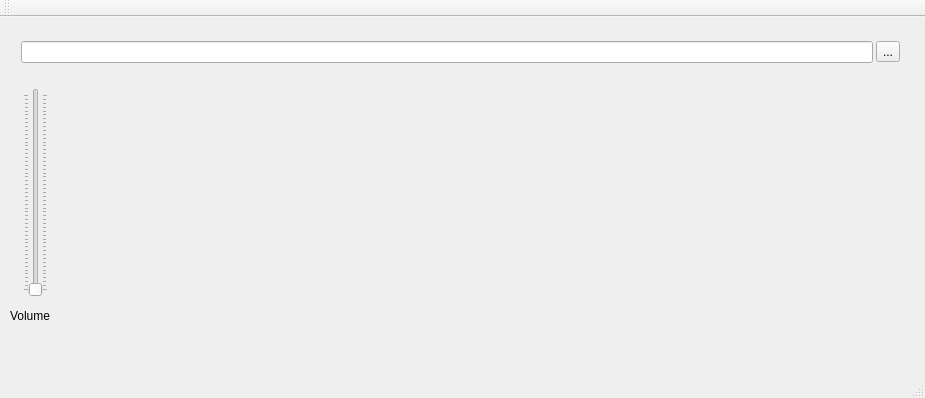
The window that mainwindow.ui (jose1209/DSP_Proyect) describes before a commit, drawn with Qt 5.
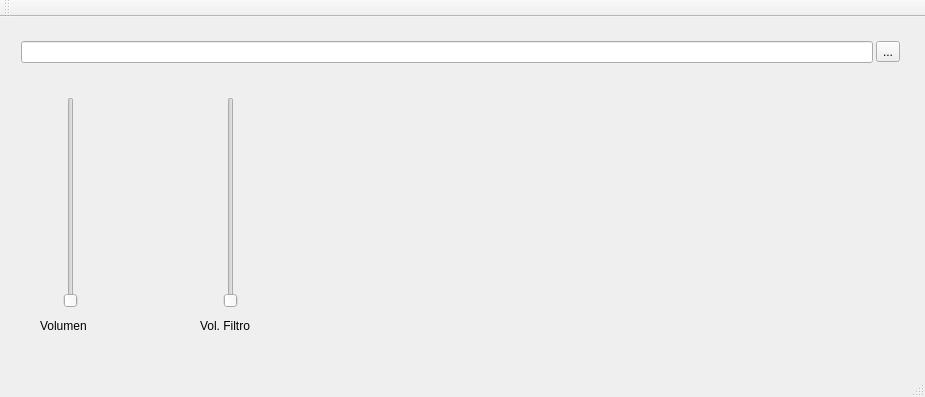
The same window after the commit.

Diff of the .ui file:
```diff
--- a/mainwindow.ui
+++ b/mainwindow.ui
@@ -7,7 +7,7 @@
     <x>0</x>
     <y>0</y>
     <width>925</width>
-    <height>398</height>
+    <height>397</height>
    </rect>
   </property>
   <property name="windowTitle">
@@ -43,42 +43,56 @@
      </item>
     </layout>
    </widget>
-   <widget class="QWidget" name="horizontalLayoutWidget">
+   <widget class="QSlider" name="volumeSlider">
     <property name="geometry">
      <rect>
-      <x>10</x>
-      <y>60</y>
-      <width>51</width>
-      <height>231</height>
+      <x>60</x>
+      <y>80</y>
+      <width>21</width>
+      <height>211</height>
      </rect>
     </property>
-    <layout class="QHBoxLayout" name="VolumeLayout">
-     <item>
-      <widget class="QSlider" name="volumeSlider">
-       <property name="maximum">
-        <number>50</number>
-       </property>
-       <property name="orientation">
-        <enum>Qt::Vertical</enum>
-       </property>
-       <property name="tickPosition">
-        <enum>QSlider::TicksBothSides</enum>
-       </property>
-      </widget>
-     </item>
-    </layout>
+    <property name="orientation">
+     <enum>Qt::Vertical</enum>
+    </property>
    </widget>
    <widget class="QLabel" name="volume">
     <property name="geometry">
      <rect>
-      <x>10</x>
-      <y>290</y>
+      <x>40</x>
+      <y>300</y>
       <width>67</width>
       <height>17</height>
      </rect>
     </property>
     <property name="text">
-     <string>Volume</string>
+     <string>Volumen</string>
+    </property>
+   </widget>
+   <widget class="QSlider" name="volumef">
+    <property name="geometry">
+     <rect>
+      <x>220</x>
+      <y>80</y>
+      <width>21</width>
+      <height>211</height>
+     </rect>
+    </property>
+    <property name="orientation">
+     <enum>Qt::Vertical</enum>
+    </property>
+   </widget>
+   <widget class="QLabel" name="label_2">
+    <property name="geometry">
+     <rect>
+      <x>200</x>
+      <y>300</y>
+      <width>71</width>
+      <height>17</height>
+     </rect>
+    </property>
+    <property name="text">
+     <string>Vol. Filtro</string>
     </property>
    </widget>
   </widget>
```
Left out of the diff: 2 changed lines with no effect on the pictures.
